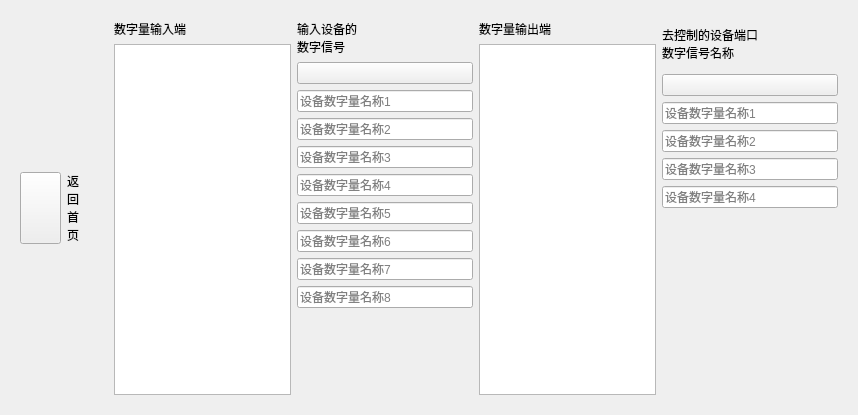
Qt form View/date1view.ui (Sgr-H/gzj5th) before a commit.
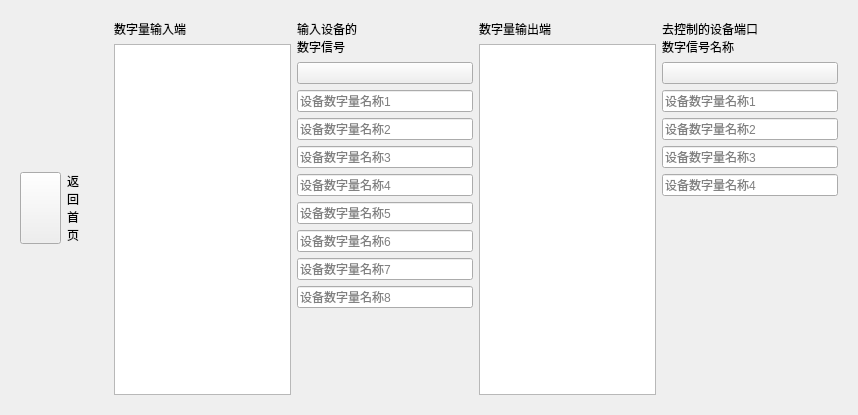
The same form after that commit.

The edit to the form file:
```diff
--- a/View/date1view.ui
+++ b/View/date1view.ui
@@ -227,7 +227,7 @@
        </layout>
       </item>
       <item>
-       <layout class="QVBoxLayout" name="verticalLayout_5" stretch="1,1">
+       <layout class="QVBoxLayout" name="verticalLayout_5" stretch="0,0">
         <item>
          <layout class="QVBoxLayout" name="verticalLayout_2" stretch="0,0,0,0,0,0">
           <item>
@@ -298,7 +298,7 @@
           <property name="sizeHint" stdset="0">
            <size>
             <width>20</width>
-            <height>250</height>
+            <height>40</height>
            </size>
           </property>
          </spacer>
```
